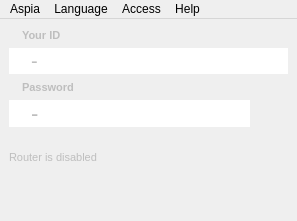
This is source/host/ui/main_window.ui in dchapyshev/aspia as Qt 5 draws it before an edit. The edited form follows.
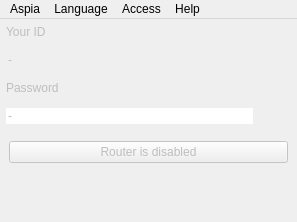
This is the edited form. Icons and pictures are not drawn.

Commit message: Implement "large icons" option for Console; Minor improvements.

The edit to the form file:
```diff
--- a/source/host/ui/main_window.ui
+++ b/source/host/ui/main_window.ui
@@ -7,7 +7,7 @@
     <x>0</x>
     <y>0</y>
     <width>297</width>
-    <height>221</height>
+    <height>222</height>
    </rect>
   </property>
   <property name="sizePolicy">
@@ -31,6 +31,9 @@
 </string>
    </property>
    <layout class="QVBoxLayout" name="verticalLayout_3">
+    <property name="spacing">
+     <number>0</number>
+    </property>
     <property name="leftMargin">
      <number>0</number>
     </property>
@@ -45,71 +48,36 @@
     </property>
     <item>
      <layout class="QVBoxLayout" name="verticalLayout">
+      <property name="spacing">
+       <number>11</number>
+      </property>
       <property name="leftMargin">
-       <number>9</number>
+       <number>6</number>
       </property>
       <property name="topMargin">
-       <number>9</number>
+       <number>6</number>
       </property>
       <property name="rightMargin">
-       <number>9</number>
+       <number>6</number>
       </property>
       <property name="bottomMargin">
-       <number>9</number>
+       <number>6</number>
       </property>
-      <item>
-       <layout class="QHBoxLayout" name="horizontalLayout_3">
-        <item>
-         <widget class="QLabel" name="label_icon_id">
-          <property name="enabled">
-           <bool>false</bool>
-          </property>
-          <property name="sizePolicy">
-           <sizepolicy hsizetype="Fixed" vsizetype="Preferred">
-            <horstretch>0</horstretch>
-            <verstretch>0</verstretch>
-           </sizepolicy>
-          </property>
-          <property name="text">
-           <string/>
-          </property>
-          <property name="pixmap">
-           <pixmap resource="../../common/resources/common.qrc">:/img/clouds.svg</pixmap>
-          </property>
-          <property name="alignment">
-           <set>Qt::AlignmentFlag::AlignCenter</set>
-          </property>
-         </widget>
-        </item>
         <item>
          <widget class="QLabel" name="label_id">
           <property name="enabled">
            <bool>false</bool>
           </property>
-          <property name="styleSheet">
-           <string notr="true">QLabel {
-font: bold 11px;
-}</string>
-          </property>
           <property name="text">
            <string>Your ID</string>
           </property>
          </widget>
         </item>
-       </layout>
-      </item>
       <item>
        <widget class="QLineEdit" name="edit_id">
         <property name="enabled">
          <bool>false</bool>
         </property>
-        <property name="styleSheet">
-         <string notr="true">QLineEdit {
-border: 0;
-font-size: 20px;
-padding-left: 20px;
-}</string>
-        </property>
         <property name="text">
          <string notr="true">-</string>
         </property>
@@ -118,30 +86,6 @@
         </property>
         <property name="readOnly">
          <bool>true</bool>
-        </property>
-       </widget>
-      </item>
-      <item>
-       <layout class="QHBoxLayout" name="horizontalLayout_4">
-        <item>
-         <widget class="QLabel" name="label_icon_password">
-          <property name="enabled">
-           <bool>false</bool>
-          </property>
-          <property name="sizePolicy">
-           <sizepolicy hsizetype="Fixed" vsizetype="Preferred">
-            <horstretch>0</horstretch>
-            <verstretch>0</verstretch>
-           </sizepolicy>
-          </property>
-          <property name="text">
-           <string/>
-          </property>
-          <property name="pixmap">
-           <pixmap resource="../../common/resources/common.qrc">:/img/key-security.svg</pixmap>
-          </property>
-          <property name="alignment">
-           <set>Qt::AlignmentFlag::AlignCenter</set>
           </property>
          </widget>
         </item>
@@ -150,18 +94,11 @@
           <property name="enabled">
            <bool>false</bool>
           </property>
-          <property name="styleSheet">
-           <string notr="true">QLabel {
-font: bold 11px;
-}</string>
-          </property>
           <property name="text">
            <string>Password</string>
           </property>
          </widget>
         </item>
-       </layout>
-      </item>
       <item>
        <widget class="QFrame" name="frame">
         <property name="styleSheet">
@@ -196,13 +133,6 @@
            <property name="enabled">
             <bool>false</bool>
            </property>
-           <property name="styleSheet">
-            <string notr="true">QLineEdit {
-border: 0;
-font-size: 22px;
-padding-left: 20px;
-}</string>
-           </property>
            <property name="text">
             <string notr="true">-</string>
            </property>
@@ -270,16 +200,6 @@
          <property name="enabled">
           <bool>false</bool>
          </property>
-         <property name="styleSheet">
-          <string notr="true">QPushButton {
-font: 11px;
-text-align: left;
-border: 0;
-}
-QPushButton:hover:enabled {
-text-decoration: underline;
-}</string>
-         </property>
          <property name="text">
           <string>Router is disabled</string>
          </property>
```
Left out of the diff: 2 changed lines with no effect on the pictures. Lines whose indentation alone changed are shown as unchanged. The commit also changes 14 other files.
